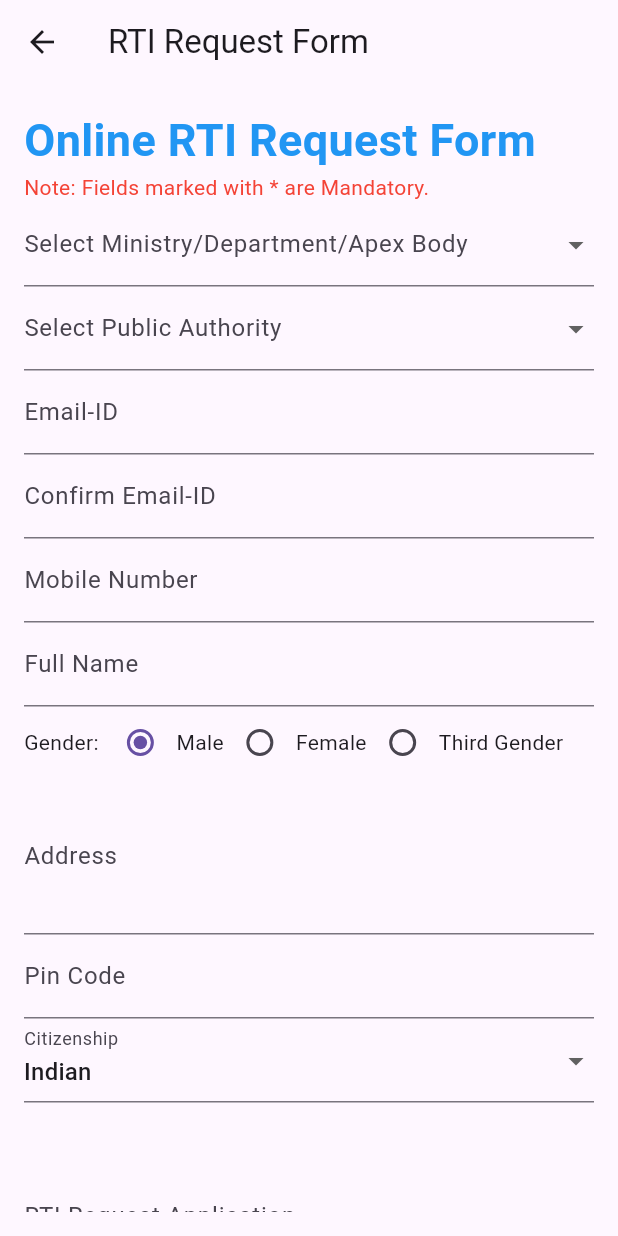
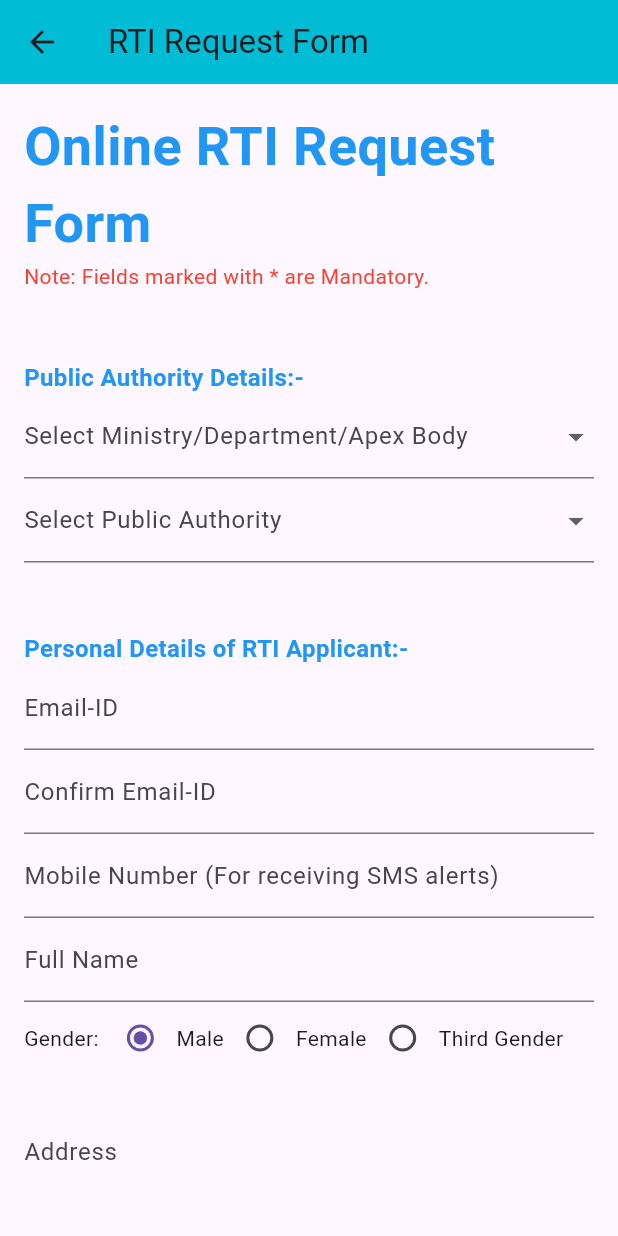
Before and after one commit to GrowAsguard/myRTIapp, a Flutter app: the submitRequest screen opened by its route, on a phone screen of 412 x 824 dp. Run offline on Flutter 3.47's test engine with Material 3 defaults, Android fonts, the phone set to English and light mode, and no system bars.

Commit message:
completed submitRequest, faq, contactUs pages

```diff
--- a/lib/main.dart
+++ b/lib/main.dart
@@ -1,9 +1,12 @@
 import 'package:flutter/material.dart';
-import 'package:my_rti/contactUs.dart';
 
 //importing routes i.e. pages from dashboard navigation
 import 'SecondPage.dart';
 import 'submitRequest.dart';
+import 'submitFirstAppeal.dart';
+import 'viewHistory.dart';
+import 'viewStatus.dart';
+import 'contactUs.dart';
 import 'faq.dart';
 
 void main() {
@@ -19,6 +22,7 @@ class MyApp extends StatelessWidget {
       home: HomePage(),
       routes: {
         '/submitRequest' : (content) => const submitRequest(),
+        '/submitFirstAppeal' : (context) => const submitFirstAppeal(),
         '/contactUs' : (context) => const contactUs(),
         '/faq' : (context) => const faq(),
       },
--- a/lib/submitFirstAppeal.dart
+++ b/lib/submitFirstAppeal.dart
@@ -0,0 +1,19 @@
+import 'package:flutter/material.dart';
+
+
+class submitFirstAppeal extends StatelessWidget {
+  const submitFirstAppeal({super.key});
+
+  @override
+  Widget build(BuildContext context) {
+    return Scaffold(
+      appBar: AppBar(
+        title: Text('Online RTI First Appeal Form'),
+      ),
+      body: Padding(
+          padding: EdgeInsets.all(16.0),
+        child: Text('Coming Soon',style: TextStyle(fontSize: 30),),
+      ),
+    );
+  }
+}
--- a/lib/submitRequest.dart
+++ b/lib/submitRequest.dart
@@ -25,6 +25,27 @@ class _submitRequestState extends State<submitRequest> {
   String _citizenship = 'Indian';
   String? _ministry;
   String? _publicAuthority;
+  String? _state;
+  String? _status;
+  String? _eStatus;
+
+  final List<String> governmentDepartments = [
+    "Cabinet Secretariat",
+    "Comptroller and Auditor General of India",
+    "Department of Administrative Reforms & PG",
+    "Department of Agricultural Research & Education",
+  ];
+
+  final List<String> publicAuthorities = [
+    "Cabinet Secretariat",
+    "Department of Agricultural Research & Education",
+  ];
+
+  final List<String> stateList = [
+    "Karnataka",
+    "Kerala",
+  ];
+
 
   @override
   void dispose() {
@@ -41,7 +62,11 @@ class _submitRequestState extends State<submitRequest> {
   @override
   Widget build(BuildContext context) {
     return Scaffold(
-      appBar: AppBar(title: Text('RTI Request Form')),
+      appBar: AppBar(
+        title: Text('RTI Request Form'),
+        backgroundColor: Colors.cyan,
+      ),
+
       body: Padding(
         padding: const EdgeInsets.all(16.0),
         child: Form(
@@ -57,7 +82,7 @@ class _submitRequestState extends State<submitRequest> {
                   'Online RTI Request Form',
                   style: TextStyle(
                     color: Colors.blue,
-                    fontSize: 30,
+                    fontSize: 36,
                     fontWeight: FontWeight.bold,
                   ),
                 ),
@@ -67,27 +92,46 @@ class _submitRequestState extends State<submitRequest> {
                   'Note: Fields marked with * are Mandatory.',
                   style: TextStyle(color: Colors.red)),
 
+                // Text - Public Authority Details:-
+                const Text(
+                  "\n\nPublic Authority Details:- ",
+                  style: TextStyle(
+                    color: Colors.blue,
+                    fontWeight: FontWeight.bold,
+                    fontSize: 16,
+                  ),
+                ),
 
                 // Ministry Dropdown
                 DropdownButtonFormField<String>(
                   value: _ministry,
                   decoration: InputDecoration(labelText: 'Select Ministry/Department/Apex Body'),
-                  items: ['Ministry A', 'Ministry B', 'Ministry C']
+                  items: governmentDepartments
                       .map((ministry) => DropdownMenuItem(value: ministry, child: Text(ministry)))
                       .toList(),
                   onChanged: (value) => setState(() => _ministry = value),
                   validator: (value) => value == null ? 'Please select a ministry' : null,
                 ),
 
-                // Public Authority Dropdown
+                // Public Authority DropDown
                 DropdownButtonFormField<String>(
                   value: _publicAuthority,
                   decoration: InputDecoration(labelText: 'Select Public Authority'),
-                  items: ['Authority X', 'Authority Y', 'Authority Z']
-                      .map((authority) => DropdownMenuItem(value: authority, child: Text(authority)))
+                  items: publicAuthorities
+                      .map((publicAuthority) => DropdownMenuItem(value: publicAuthority, child: Text(publicAuthority)))
                       .toList(),
                   onChanged: (value) => setState(() => _publicAuthority = value),
-                  validator: (value) => value == null ? 'Please select a public authority' : null,
+                  validator: (value) => value == null ? 'Please select a Public Authority' : null,
+                ),
+
+                // Text - Personal Details of RTI Applicant:-
+                const Text(
+                  "\n\nPersonal Details of RTI Applicant:- ",
+                  style: TextStyle(
+                    color: Colors.blue,
+                    fontWeight: FontWeight.bold,
+                    fontSize: 16,
+                  ),
                 ),
 
                 // Email Field
@@ -122,7 +166,7 @@ class _submitRequestState extends State<submitRequest> {
                 // Phone Number Field
                 TextFormField(
                   controller: _phoneController,
-                  decoration: InputDecoration(labelText: 'Mobile Number'),
+                  decoration: InputDecoration(labelText: 'Mobile Number (For receiving SMS alerts)'),
                   keyboardType: TextInputType.phone,
                   validator: (value) {
                     if (value == null || value.isEmpty) {
@@ -201,6 +245,91 @@ class _submitRequestState extends State<submitRequest> {
                   },
                 ),
 
+                // Country Radio Buttons
+                Row(
+                  children: [
+                    const Text('Country:'),
+
+                    Radio(
+                        value: "India",
+                        groupValue: _country,
+                        onChanged: (value) => setState(() => _country = value.toString())
+                    ),
+                    const Text("India"),
+
+                    Radio(
+                        value: "Other",
+                        groupValue: _country,
+                        onChanged: (value) => setState(() => _country = value.toString())
+                    ),
+                    const Text("Other"),
+                  ],
+                ),
+
+                // State Dropdown
+                DropdownButtonFormField<String>(
+                  value: _state,
+                  decoration: InputDecoration(labelText: 'State'),
+                  items: stateList
+                      .map((state) => DropdownMenuItem(value: state, child: Text(state)))
+                      .toList(),
+                  onChanged: (value) => setState(() => _state = value),
+                  validator: (value) => value == null ? 'Please select a State' : null,
+                ),
+
+
+                // Urban or Rural Radio Buttons
+                Row(
+                  children: [
+                    const Text('Status:'),
+
+                    Radio(
+                        value: "Urban",
+                        groupValue: _status,
+                        onChanged: (value) => setState(() => _status = value.toString())
+                    ),
+                    const Text("Urban"),
+
+                    Radio(
+                        value: "Rural",
+                        groupValue: _status,
+                        onChanged: (value) => setState(() => _status = value.toString())
+                    ),
+                    const Text("Rural"),
+                  ],
+                ),
+
+                // Educational Status Radio Buttons
+                Row(
+                  children: [
+                    const Text('Educational Status:'),
+
+                    Radio(
+                        value: "Literate",
+                        groupValue: _eStatus,
+                        onChanged: (value) => setState(() => _eStatus = value.toString())
+                    ),
+                    const Text("Literate"),
+
+                    Radio(
+                        value: "Illiterate",
+                        groupValue: _eStatus,
+                        onChanged: (value) => setState(() => _eStatus = value.toString())
+                    ),
+                    const Text("Illiterate"),
+                  ],
+                ),
+
+                // Text - Request Details:-
+                const Text(
+                  "\n\nRequest Details:- ",
+                  style: TextStyle(
+                    color: Colors.blue,
+                    fontWeight: FontWeight.bold,
+                    fontSize: 16,
+                  ),
+                ),
+
                 // Citizenship Dropdown
                 DropdownButtonFormField<String>(
                   value: _citizenship,
@@ -211,10 +340,15 @@ class _submitRequestState extends State<submitRequest> {
                   onChanged: (value) => setState(() => _citizenship = value!),
                 ),
 
+                Text('\nNote:- Only alphabets A-Z a-z number 0-9 and '
+                    "special characters , . - _ ( ) / @ : & ? \ % "
+                    'are allowed in Text for RTI Request application.',
+                style: TextStyle(color: Colors.red),),
+
                 // RTI Query Field
                 TextFormField(
                   controller: _queryController,
-                  decoration: InputDecoration(labelText: 'RTI Request Application'),
+                  decoration: InputDecoration(labelText: 'Text for RTI Request Application'),
                   maxLines: 5,
                   validator: (value) {
                     if (value == null || value.isEmpty) {
@@ -223,6 +357,29 @@ class _submitRequestState extends State<submitRequest> {
                     return null;
                   },
                 ),
+
+                // Text - Do not upload
+
+                Text("\n\nNote: \nDo not upload Aadhar Card or "
+                    "PAN Card or any other personal "
+                    "Identification (Except BPL Card).\n"
+                    "PDF file name should be less than 12 "
+                    "alpha-numeric characters only and "
+                    "shouldn't contain any blank spaces.\n\n",
+                  style: TextStyle(color: Colors.red),),
+
+                Row(
+                  children: [
+                    Expanded(child: Text("Supporting document \n(only pdf upto 1 MB)")),
+                    const SizedBox(width: 14.0),
+                    ElevatedButton(
+                      onPressed: () {},
+                      child: const Text('Choose File'),
+                    ),
+                    const Text('No file chosen'),
+                  ],
+                ),
+                const SizedBox(height: 16.0),
 
                 SizedBox(height: 20),
                 Center(
@@ -245,7 +402,7 @@ class _submitRequestState extends State<submitRequest> {
                         );
                       }
                     },
-                    child: Text('Submit'),
+                    child: Text('Make Payment'),
                   ),
                 ),
               ],
--- a/pubspec.yaml
+++ b/pubspec.yaml
@@ -27,9 +27,14 @@ environment:
 # dependencies can be manually updated by changing the version numbers below to
 # the latest version available on pub.dev. To see which dependencies have newer
 # versions available, run `flutter pub outdated`.
+
 dependencies:
   flutter:
     sdk: flutter
+  flutter_localizations:
+    sdk: flutter
+  intl: ^0.19.0
+
 
 
   # The following adds the Cupertino Icons font to your application.
```
Also changed, not shown: pubspec.lock.
